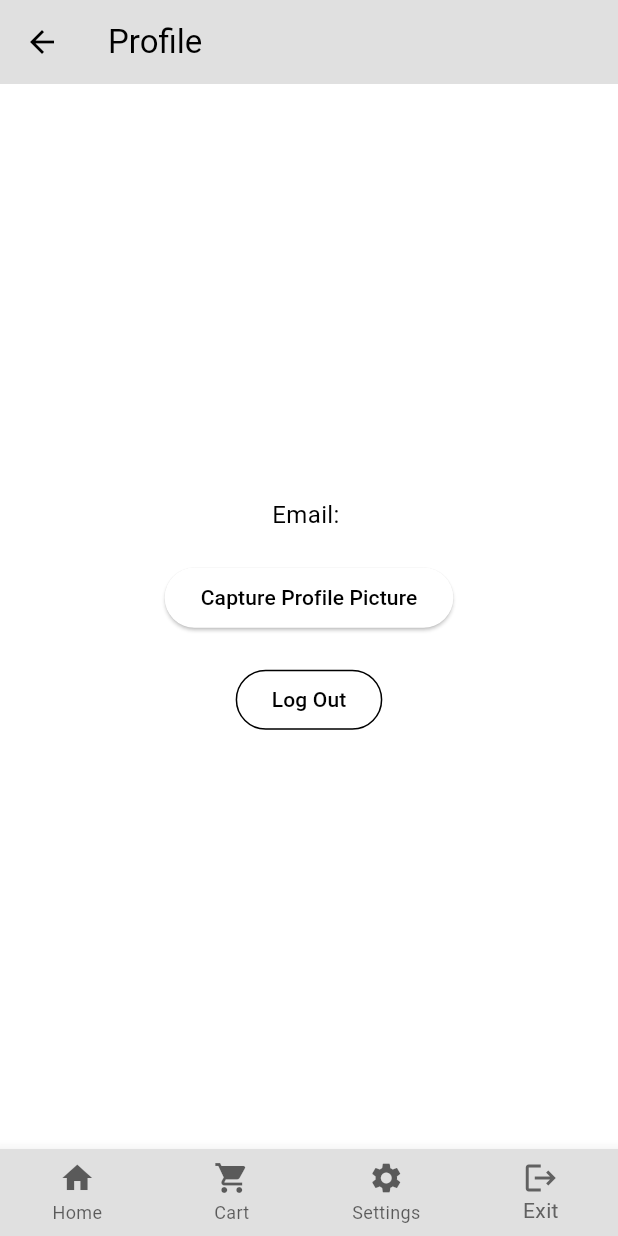
After one commit to AlthafRifath/craftsHubMobileApp, a Flutter app: the ShopPage screen opened by its route, in the side drawer, after a tap on "Profile", on a phone screen of 412 x 824 dp. The commit adds this screen. Run offline on Flutter 3.47's test engine with Material 3 defaults, Android fonts, the phone set to English and light mode, and no system bars; our stand-ins replace firebase_auth, firebase_core, image_picker, shared_preferences; accounts and stored records are empty.

Commit message:
Profile Section and Image Upload

```diff
--- a/lib/components/my_drawer.dart
+++ b/lib/components/my_drawer.dart
@@ -23,6 +23,19 @@ class MyDrawer extends StatelessWidget {
             ),
 
             const SizedBox(height: 25),
+
+            //profile tile
+            MyListTile(
+              text: "Profile",
+              icon: Icons.person,
+              onTap: () {
+                // pop drawer first
+                Navigator.pop(context);
+
+                // navigate to profile page
+                Navigator.pushNamed(context, '/profile_page');
+              },
+            ),
 
             //shop tile
             MyListTile(
--- a/lib/main.dart
+++ b/lib/main.dart
@@ -6,6 +6,7 @@ import 'package:craftshubapp/pages/register_page.dart';
 import 'package:craftshubapp/pages/settings_page.dart';
 import 'package:craftshubapp/pages/shop_page.dart';
 import 'package:craftshubapp/themes/light_mode.dart';
+import 'package:craftshubapp/pages/profile_page.dart';
 import 'package:craftshubapp/themes/dark_mode.dart';
 import 'package:firebase_core/firebase_core.dart';
 import 'package:flutter/material.dart';
@@ -45,6 +46,7 @@ class MyApp extends StatelessWidget {
         '/login_page': (context) => LoginPage(),
         '/register_page': (context) => RegisterPage(),
         '/settings_page': (context) => const SettingsPage(),
+        '/profile_page': (context) => const ProfilePage(),
       },
     );
   }
--- /dev/null
+++ b/lib/pages/profile_page.dart
@@ -0,0 +1,116 @@
+import 'dart:io';
+import 'package:craftshubapp/components/my_navigation_bar.dart';
+import 'package:firebase_auth/firebase_auth.dart';
+import 'package:flutter/material.dart';
+import 'package:image_picker/image_picker.dart';
+import 'package:path_provider/path_provider.dart';
+import 'package:shared_preferences/shared_preferences.dart';
+
+class ProfilePage extends StatefulWidget {
+  const ProfilePage({super.key});
+
+  @override
+  State<ProfilePage> createState() => _ProfilePageState();
+}
+
+class _ProfilePageState extends State<ProfilePage> {
+  final ImagePicker _picker = ImagePicker();
+  XFile? image;
+
+  @override
+  void initState() {
+    super.initState();
+    loadImage();
+  }
+
+  // Load image from shared preferences
+  Future<void> loadImage() async {
+    final SharedPreferences prefs = await SharedPreferences.getInstance();
+    final String? savedImagePath = prefs.getString('profile_picture_path');
+    if (savedImagePath != null) {
+      setState(() {
+        image = XFile(savedImagePath);
+      });
+    }
+  }
+
+  // Method to handle image picking
+  Future<void> pickImage() async {
+    final XFile? selectedImage = await _picker.pickImage(source: ImageSource.camera);
+    if (selectedImage != null) {
+      final Directory directory = await getApplicationDocumentsDirectory();
+      final path = directory.path;
+      final File newImage = File('$path/profile_picture.png');
+      await selectedImage.saveTo(newImage.path);
+
+      // Save the image path in shared preferences
+      final SharedPreferences prefs = await SharedPreferences.getInstance();
+      await prefs.setString('profile_picture_path', newImage.path);
+
+      setState(() {
+        image = XFile(newImage.path);
+      });
+    }
+  }
+
+  @override
+  Widget build(BuildContext context) {
+    final user = FirebaseAuth.instance.currentUser;
+
+    return Scaffold(
+      appBar: AppBar(
+        title: const Text("Profile"),
+        backgroundColor: Theme.of(context).colorScheme.background,
+        elevation: 0,
+      ),
+      body: Center(
+        child: Column(
+          mainAxisAlignment: MainAxisAlignment.center,
+          children: [
+            if (user != null) ...[
+              if (image != null) ...[
+                CircleAvatar(
+                  radius: 60,
+                  backgroundImage: FileImage(File(image!.path)),
+                  backgroundColor: Colors.transparent,
+                ),
+                const SizedBox(height: 20),
+              ],
+              Text('Email: ${user.email}', style: const TextStyle(fontSize: 16, color: Colors.black)),
+              const SizedBox(height: 20),
+              ElevatedButton(
+                onPressed: pickImage,
+                child: const Text(
+                  'Capture Profile Picture',
+                  style: TextStyle(color: Colors.black),
+                  ),
+              ),
+            ],
+            const SizedBox(height: 20),
+            OutlinedButton(
+              onPressed: () {
+                FirebaseAuth.instance.signOut();
+                Navigator.pushNamed(context, '/login_page');
+              },
+              child: const Text('Log Out', style: TextStyle(color: Colors.black)),
+            ),
+          ],
+        ),
+      ),
+      bottomNavigationBar: MyNavigationBar(
+        selectedIndex: 3,
+        onItemSelected: (int index) {
+          if (index == 0) {
+            Navigator.pushNamed(context, '/shop_page');
+          } else if (index == 1) {
+            Navigator.pushNamed(context, '/cart_page');
+          } else if (index == 2) {
+            Navigator.pushNamed(context, '/settings_page');
+          } else if (index == 3) {
+            Navigator.pushNamed(context, '/intro_page');
+          }
+        },
+      ),
+    );
+  }
+}
--- a/pubspec.yaml
+++ b/pubspec.yaml
@@ -30,6 +30,10 @@ environment:
 dependencies:
   flutter:
     sdk: flutter
+  image_picker: any
+  firebase_storage: any
+  path_provider: any
+  shared_preferences: any
 
 
   # The following adds the Cupertino Icons font to your application.
```
Also changed, not shown: pubspec.lock, 5 other files.
